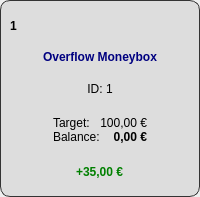
Old version of the form src/gui/ui/static/moneybox_widget.ui in the repository PythBuster/savings_manager_gui.
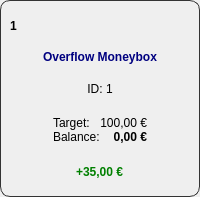
New version of the form.

```diff
--- a/src/gui/ui/static/moneybox_widget.ui
+++ b/src/gui/ui/static/moneybox_widget.ui
@@ -15,7 +15,7 @@
   </property>
   <property name="styleSheet">
    <string notr="true">QFrame#frame_2{
- background-color: #ddd;
+ background-color: #white;
 }
 QFrame#frame_2:hover{
  background-color: white;
```
Left out of the diff: 2 changed lines with no effect on the pictures.
